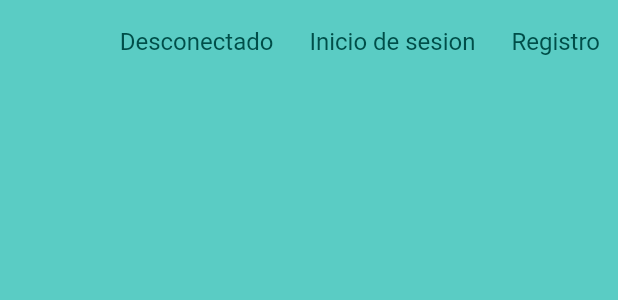
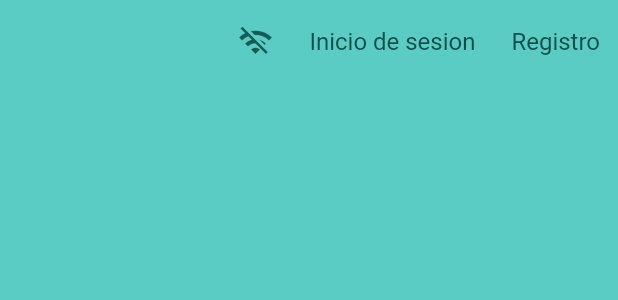
Before and after one commit to Emmanueloz/frontend_water_quality, a Flutter app: the AppBarNavigation widget shown alone on an empty page, opened directly with empty values, on a phone screen of 412 x 824 dp. Shown: the top 300 px of the screen. Run offline on Flutter 3.47's test engine with Material 3 defaults, Android fonts, the phone set to English and light mode, and no system bars; our stand-ins replace connectivity_plus, dio, fl_chart, flutter_blue_plus, flutter_map, go_router and 4 more; missing offline and left inert: flutter_map_cancellable_tile_provider, girix_code_gauge, intl_mobile_field, onesignal_flutter; accounts and stored records are empty; network calls fail.

Commit message:
feat: mostrar icono del modo offline y desactivar los links del AppBarNavigation

```diff
--- a/lib/presentation/widgets/common/organisms/app_bar_navigation.dart
+++ b/lib/presentation/widgets/common/organisms/app_bar_navigation.dart
@@ -20,10 +20,12 @@ class AppBarNavigation extends StatelessWidget implements PreferredSizeWidget {
       builder: (context, connectivityProvider, authProvider, child) {
         List<Widget> actions = [];
 
-        if (!connectivityProvider.state.isOnline) {
+        final bool isOffline = connectivityProvider.isOffline;
+
+        if (isOffline) {
           actions = [
-            TextButton(
-              child: const Text("Desconectado"),
+            IconButton(
+              icon: Icon(Icons.wifi_off),
               onPressed: () {},
             ),
           ];
@@ -35,23 +37,36 @@ class AppBarNavigation extends StatelessWidget implements PreferredSizeWidget {
             TextButton(
               child: const Text("Espacios de trabajo"),
               onPressed: () {
+                if (isOffline) {
+                  return;
+                }
                 context.goNamed(Routes.workspaces.name);
               },
             ),
             IconButton(
-                icon: const Icon(Icons.notifications),
-                onPressed: () {
-                  context.goNamed(Routes.listNotifications.name);
-                }),
+              icon: const Icon(Icons.notifications),
+              onPressed: () {
+                if (isOffline) {
+                  return;
+                }
+                context.goNamed(Routes.listNotifications.name);
+              },
+            ),
             ButtonProfile(
               username: authProvider.user?.username ?? "",
               email: authProvider.user?.email ?? "",
               onPressed: () {
+                if (isOffline) {
+                  return;
+                }
                 context.goNamed(Routes.profile.name);
               },
             ),
             IconButton(
               onPressed: () {
+                if (isOffline) {
+                  return;
+                }
                 authProvider.logout();
                 context.goNamed(Routes.login.name);
               },
```
